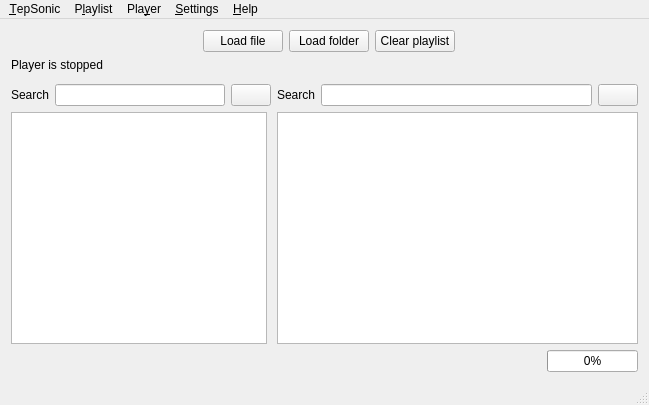
Before: the Qt Designer form mainwindow.ui in danvratil/TepSonic, drawn with Qt 5.
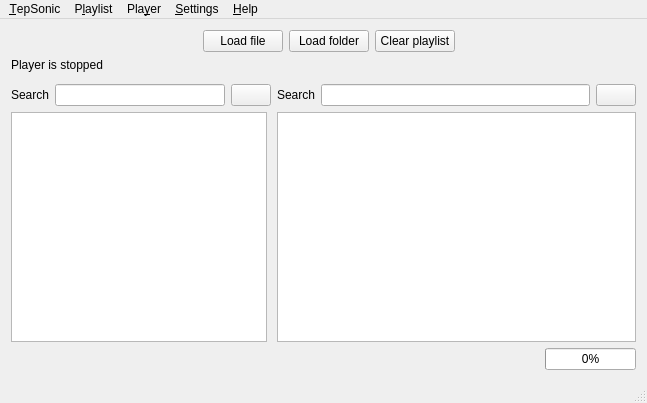
After: the same form once the commit is applied. Icons and pictures are not drawn. Custom widgets are drawn as their Qt base class.

Commit message: Fix crash when destroying PlaylistModel (must destroy PlaylistProxyModel before)

Patch:
```diff
--- a/mainwindow.ui
+++ b/mainwindow.ui
@@ -6,8 +6,8 @@
    <rect>
     <x>0</x>
     <y>0</y>
-    <width>649</width>
-    <height>405</height>
+    <width>647</width>
+    <height>403</height>
    </rect>
   </property>
   <property name="sizePolicy">
@@ -398,7 +398,7 @@
     <rect>
      <x>0</x>
      <y>0</y>
-     <width>649</width>
+     <width>647</width>
      <height>20</height>
     </rect>
    </property>
```
The commit also changes 1 other file.
